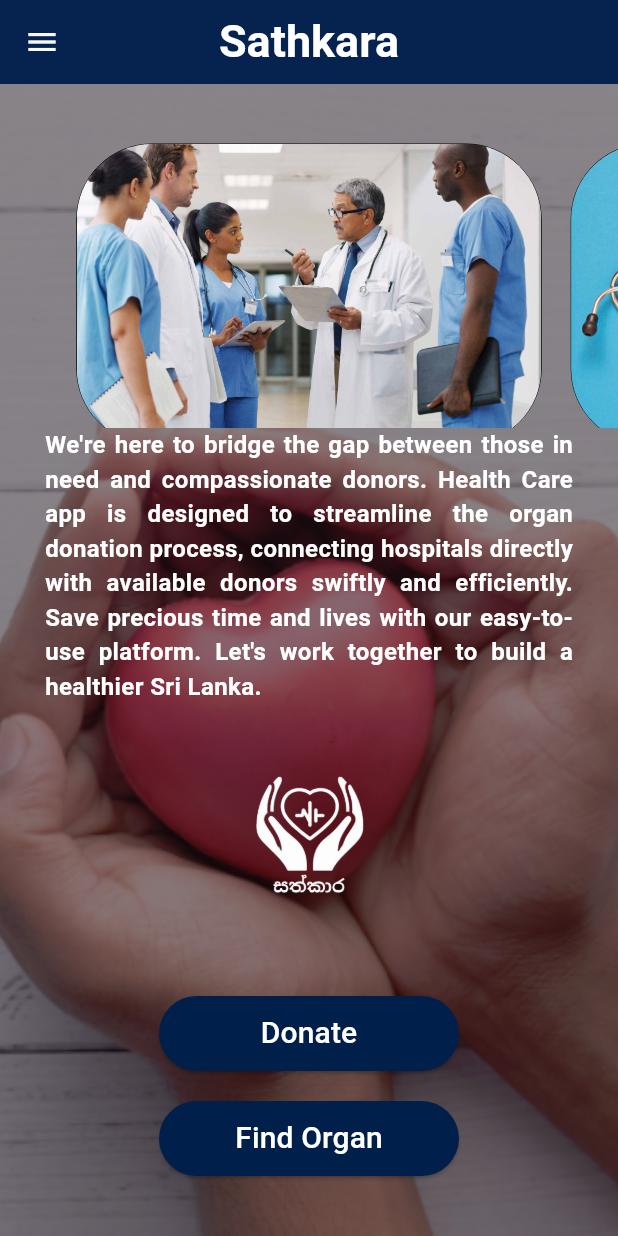
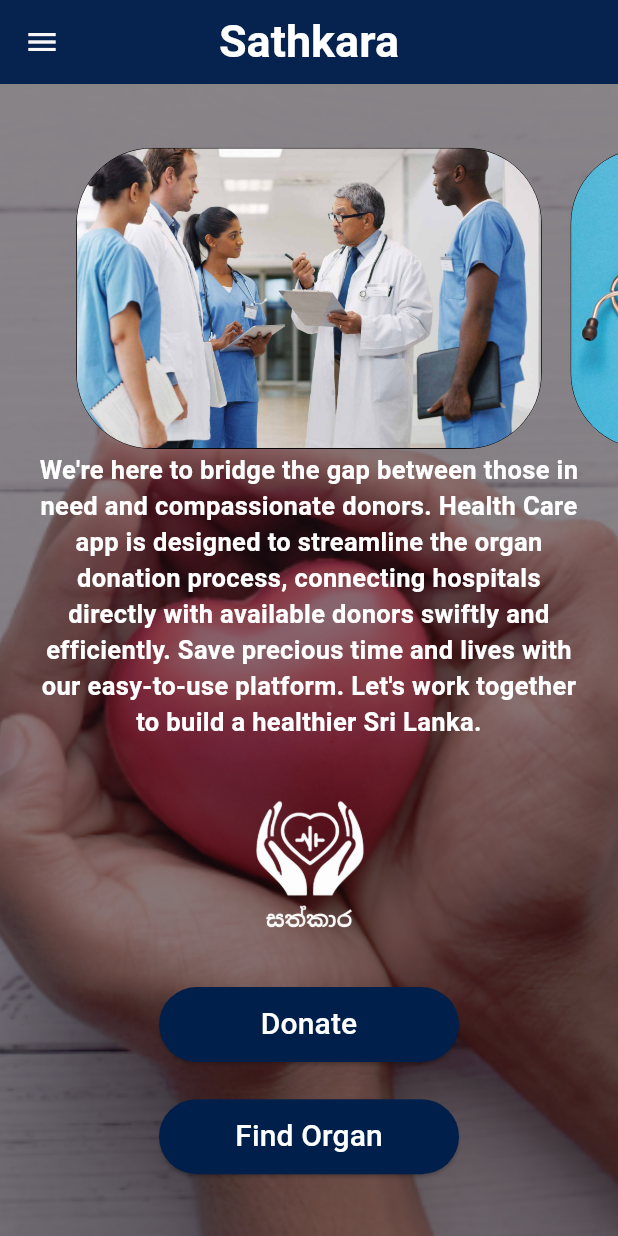
Before and after one commit to ChathuraJayakody/Sathkara-the_organ_donation_app, a Flutter app: the HomePage screen opened directly, on a phone screen of 412 x 824 dp. Run offline on Flutter 3.47's test engine with Material 3 defaults, Android fonts, the phone set to English and light mode, and no system bars; our stand-ins replace firebase_auth, firebase_core, fluttertoast, hive_flutter, loading_indicator, lottie; accounts and stored records are empty.

```diff
--- a/lib/Screens/HomePage.dart
+++ b/lib/Screens/HomePage.dart
@@ -48,6 +48,8 @@ class _HomePageState extends State<HomePage> {
 
   @override
   Widget build(BuildContext context) {
+    double mq_height = MediaQuery.of(context).size.height;
+    double mq_width = MediaQuery.of(context).size.width;
     return Scaffold(
       drawer:const MyDrawer(),
       backgroundColor:const Color.fromRGBO(179,205,224,1),
@@ -83,7 +85,7 @@ class _HomePageState extends State<HomePage> {
             itemBuilder:
             (context, pagePosition) {
                 return Padding(
-                  padding: const EdgeInsets.only(top: 30),
+                  padding: EdgeInsets.only(top: mq_height*0.04),
                   child: Column(
                     mainAxisAlignment: MainAxisAlignment.start,
                     children: [
@@ -105,24 +107,24 @@ class _HomePageState extends State<HomePage> {
 
             ),
           ),
-           const Padding(
-            padding: EdgeInsets.only(left: 30,right: 30),
-            child: Text(
+           Padding(
+            padding: EdgeInsets.only(left: mq_width*0.06,right: mq_width*0.06),
+            child:const Text(
               "We're here to bridge the gap between those in need and compassionate donors. Health Care app is designed to streamline the organ donation process, connecting hospitals directly with available donors swiftly and efficiently. Save precious time and lives with our easy-to-use platform. Let's work together to build a healthier Sri Lanka.",
             style: TextStyle(
-              fontSize: 16,
+              fontSize: 17,
               color: Colors.white,
               fontWeight: FontWeight.w600
               ),
-              textAlign: TextAlign.justify,
+              textAlign: TextAlign.center,
               ),
           ),
           Padding(
-            padding: const EdgeInsets.only(top: 10),
-            child: Image.asset("assets/Images/logo1.png",width: 180,),
+            padding: EdgeInsets.only(top: mq_height*0.04),
+            child: Image.asset("assets/Images/logo3.png",width: 180,),
           ),
           Padding(
-            padding: const EdgeInsets.only(bottom: 20,top: 5),
+            padding: EdgeInsets.only(bottom: mq_height*0.03,top: mq_height*0.04),
             child: SizedBox(
               width: 200,
               height: 50,
@@ -135,7 +137,7 @@ class _HomePageState extends State<HomePage> {
           ),
 
           Padding(
-            padding: const EdgeInsets.only(bottom: 40),
+            padding: EdgeInsets.only(bottom: mq_height*0.05),
             child: SizedBox(
               width: 200,
               height: 50,
--- a/lib/main.dart
+++ b/lib/main.dart
@@ -2,6 +2,7 @@ import 'package:firebase_core/firebase_core.dart';
 import 'package:flutter/material.dart';
 import 'package:hive_flutter/hive_flutter.dart';
 import 'package:organ_donation_app/Screens/HomePage.dart';
+import 'package:organ_donation_app/Screens/findOrganPage.dart';
 import 'package:organ_donation_app/Screens/splash_screen.dart';
 import 'package:organ_donation_app/users/loginPage.dart';
 
@@ -35,7 +36,8 @@ class MyApp extends StatelessWidget {
           ),
         ),
       ),
-      home: isLoggedIn ? HomePage() : SplashScreen(),
+      // home: isLoggedIn ? HomePage() : SplashScreen(),
+      home: Findorganpage(),
     );
   }
 }
```
Also changed, not shown: lib/Screens/findOrganPage.dart (added, +18 -0 lines), lib/Screens/splash_screen.dart (+3 -7 lines), assets/Images/logo1.png (deleted).
